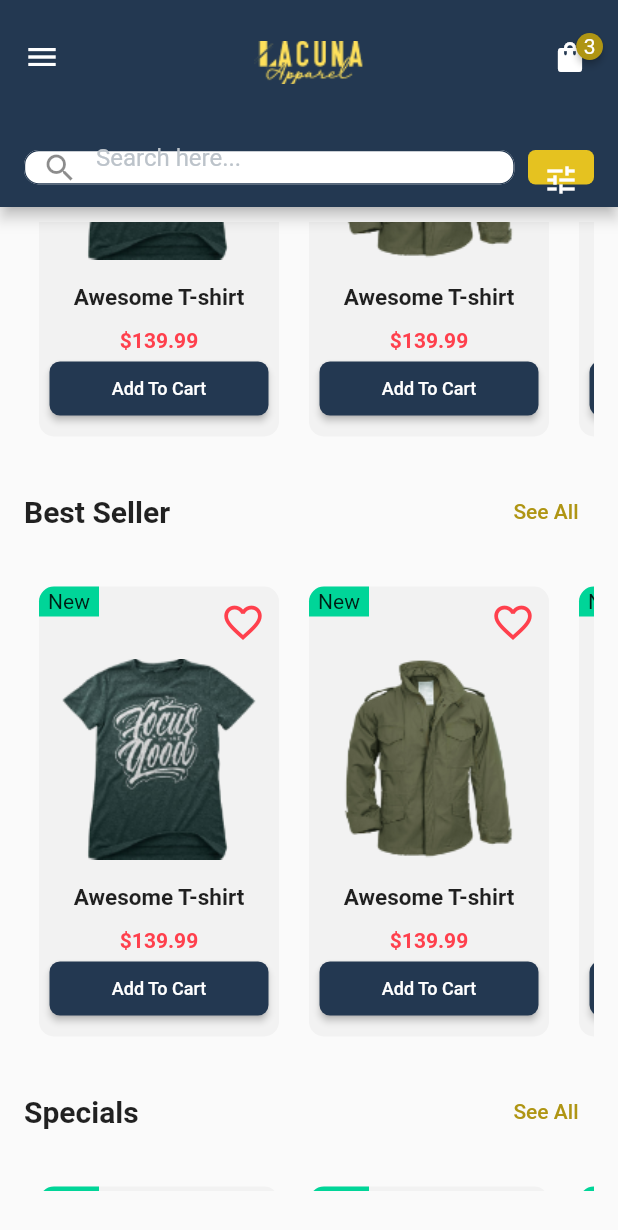
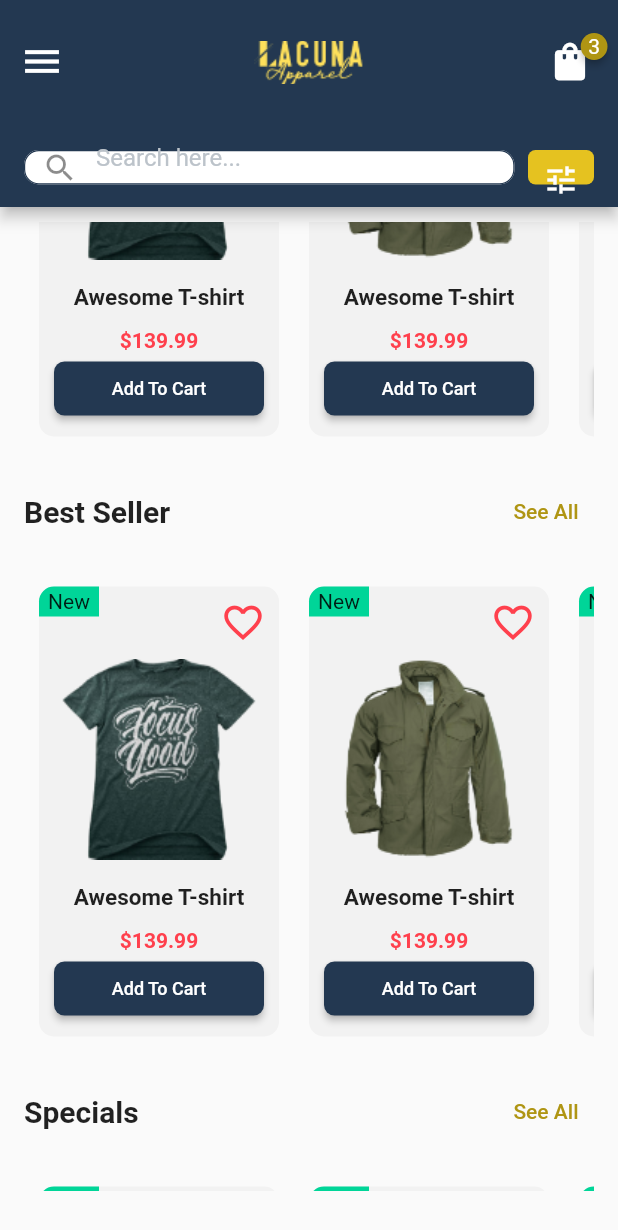
Before and after one commit to ashikahmedfahim/Flutter-E-commerce, a Flutter app: the screen it shows after launch, scrolled down 576 dp, on a phone screen of 412 x 824 dp. Shown: the top 1230 px of the screen. Run offline on Flutter 3.47's test engine with Material 2 defaults, Android fonts, the phone set to English and light mode, and no system bars; drawn by our look-alikes of badges.

Commit message:
code refactored

```diff
--- a/lib/components/product_card.dart
+++ b/lib/components/product_card.dart
@@ -66,8 +66,10 @@ class ProductCard extends StatelessWidget {
                 fontWeight: FontWeight.bold,
               ),
             ),
-            SizedBox(
-              width: 146.0,
+            Padding(
+              padding: EdgeInsets.only(left: 10.0, right: 10.0),
+              child: SizedBox(
+                width: double.infinity,
                 child: ElevatedButton(
                   style: ElevatedButton.styleFrom(
                     primary: kPrimaryColor,
@@ -82,6 +84,7 @@ class ProductCard extends StatelessWidget {
                   ),
                 ),
               ),
+            ),
           ],
         ),
       ),
--- a/lib/widgets/appbar_home.dart
+++ b/lib/widgets/appbar_home.dart
@@ -13,7 +13,10 @@ class AppBarHome extends StatelessWidget {
         padding: EdgeInsets.only(top: 18.0),
         child: IconButton(
           onPressed: () {},
-          icon: Icon(Icons.menu_outlined),
+          icon: Icon(
+            Icons.menu_outlined,
+            size: 30,
+          ),
         ),
       ),
       centerTitle: true,
@@ -41,6 +44,7 @@ class AppBarHome extends StatelessWidget {
               child: Icon(
                 Icons.shopping_bag,
                 color: kDarkTextColor,
+                size: 30,
               ),
             ),
           ),
```
Lines whose indentation alone changed are shown as unchanged.
